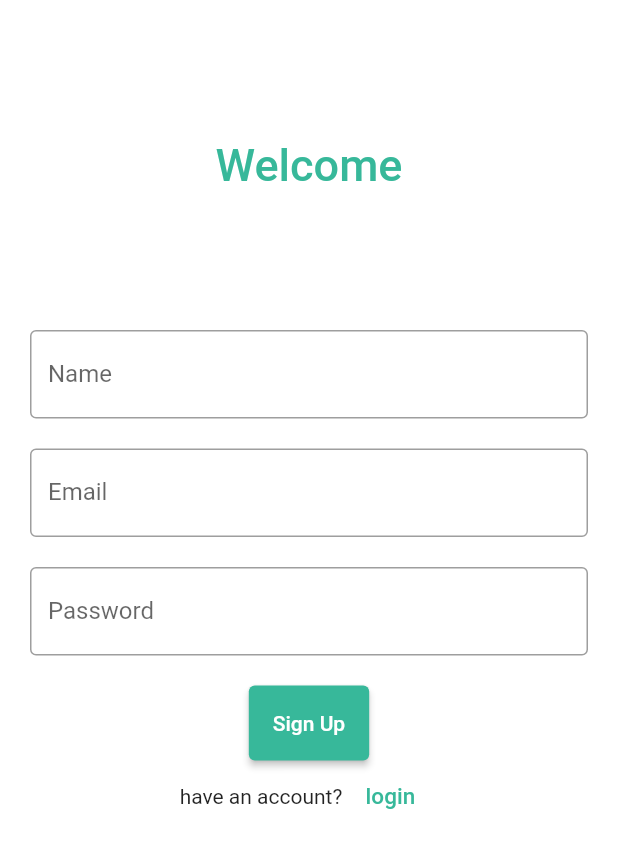
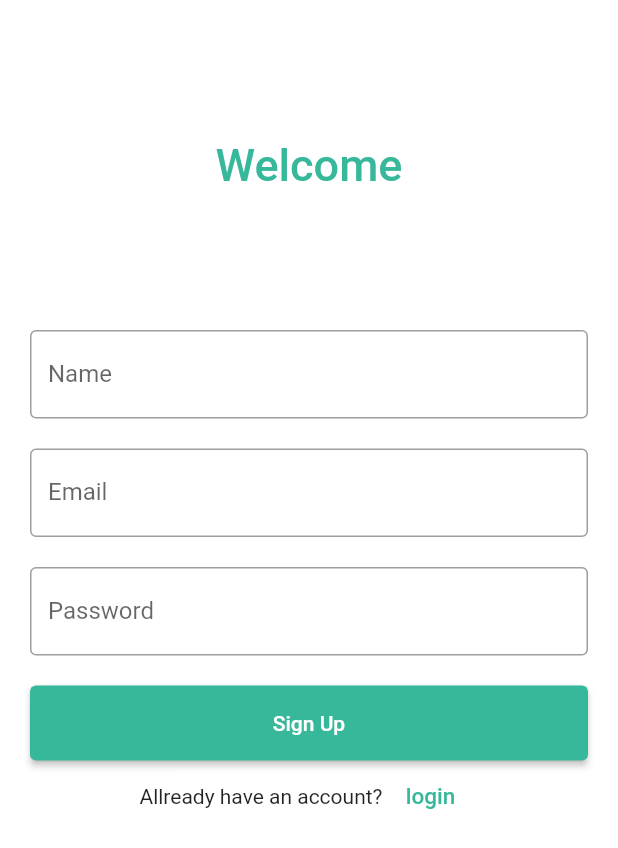
Before and after one commit to kasmasoft/ProjectGroup2, a Flutter app: the screen it shows after launch, after a tap on "SignUp", on a phone screen of 412 x 824 dp. Shown: the top 848 px of the screen. Run offline on Flutter 3.47's test engine with Material 2 defaults, Android fonts, the phone set to English and light mode, and no system bars; our stand-ins replace cloud_firestore, firebase_auth, firebase_core; accounts and stored records are empty; network calls fail.

Commit message:
some changes

```diff
--- a/lib/net/flutterfire.dart
+++ b/lib/net/flutterfire.dart
@@ -44,7 +44,7 @@ class FireAuth {
         password: password,
       );
       user = userCredential.user;
-      await user!.updateProfile(displayName: name);
+      await user.updateProfile(displayName: name);
       await user.reload();
       user = auth.currentUser;
     } on FirebaseAuthException catch (e) {
--- a/lib/net/validator.dart
+++ b/lib/net/validator.dart
@@ -1,5 +1,6 @@
 class Validator {
   static String? validateName({required String name}) {
+    // ignore: unnecessary_null_comparison
     if (name == null) {
       return null;
     }
@@ -11,6 +12,7 @@ class Validator {
   }
 
   static String? validateEmail({required String email}) {
+    // ignore: unnecessary_null_comparison
     if (email == null) {
       return null;
     }
@@ -27,6 +29,7 @@ class Validator {
   }
 
   static String? validatePassword({required String password}) {
+    // ignore: unnecessary_null_comparison
     if (password == null) {
       return null;
     }
--- a/lib/screens/Home_screen.dart
+++ b/lib/screens/Home_screen.dart
@@ -41,6 +41,7 @@ class _HomeScreenState extends State<HomeScreen> {
                 Icons.home,
                 size: 30,
               ),
+              // ignore: deprecated_member_use
               title: SizedBox.shrink(),
               activeIcon: Icon(
                 Icons.home,
@@ -53,6 +54,7 @@ class _HomeScreenState extends State<HomeScreen> {
                 Icons.calendar_today,
                 size: 30,
               ),
+              // ignore: deprecated_member_use
               title: SizedBox.shrink(),
               activeIcon: Icon(
                 Icons.calendar_today,
@@ -65,6 +67,7 @@ class _HomeScreenState extends State<HomeScreen> {
                 Icons.task_alt_outlined,
                 size: 30,
               ),
+              // ignore: deprecated_member_use
               title: SizedBox.shrink(),
               activeIcon: Icon(
                 Icons.task_alt_outlined,
@@ -92,6 +95,7 @@ class _HomeScreenState extends State<HomeScreen> {
                   size: 30,
                 ),
               ),
+              // ignore: deprecated_member_use
               title: SizedBox.shrink(),
               activeIcon: Icon(
                 Icons.more_horiz_outlined,
--- a/lib/screens/login_screen.dart
+++ b/lib/screens/login_screen.dart
@@ -81,10 +81,11 @@ class LoginScreen extends StatelessWidget {
                           ),
                         ),
                         SizedBox(
-                          height: 20.0,
+                          height: 10.0,
                         ),
                         Container(
                             height: 50,
+                            width: 400,
                             padding: EdgeInsets.fromLTRB(10, 0, 10, 0),
                             child: ElevatedButton(
                               child: Text('Login'),
--- a/lib/screens/register_screen.dart
+++ b/lib/screens/register_screen.dart
@@ -3,7 +3,6 @@ import 'package:firebase_core/firebase_core.dart';
 import 'package:flutter/material.dart';
 import 'Home_screen.dart';
 import '../net/flutterfire.dart';
-import 'login_screen.dart';
 
 class RegisterScreen extends StatefulWidget {
   const RegisterScreen({Key? key}) : super(key: key);
@@ -14,9 +13,9 @@ class RegisterScreen extends StatefulWidget {
 
 class _RegisterScreenState extends State<RegisterScreen> {
   final _registerFormKey = GlobalKey<FormState>();
-  final _focusName = FocusNode();
-  final _focusEmail = FocusNode();
-  final _focusPassword = FocusNode();
+  // final _focusName = FocusNode();
+  // final _focusEmail = FocusNode();
+  // final _focusPassword = FocusNode();
   TextEditingController emailController = TextEditingController();
   TextEditingController passwordController = TextEditingController();
   TextEditingController nameController = TextEditingController();
@@ -89,6 +88,7 @@ class _RegisterScreenState extends State<RegisterScreen> {
                     _isProcessing? CircularProgressIndicator():
                     Container(
                         height: 50,
+                        width: 400,
                         padding: EdgeInsets.fromLTRB(10, 0, 10, 0),
                         child: ElevatedButton(
                           child: Text('Sign Up'),
@@ -126,7 +126,7 @@ class _RegisterScreenState extends State<RegisterScreen> {
                     Container(
                         child: Row(
                       children: <Widget>[
-                        Text('have an account?'),
+                        Text('Allready have an account?'),
                         TextButton(
                           child: Text(
                             'login',
```
